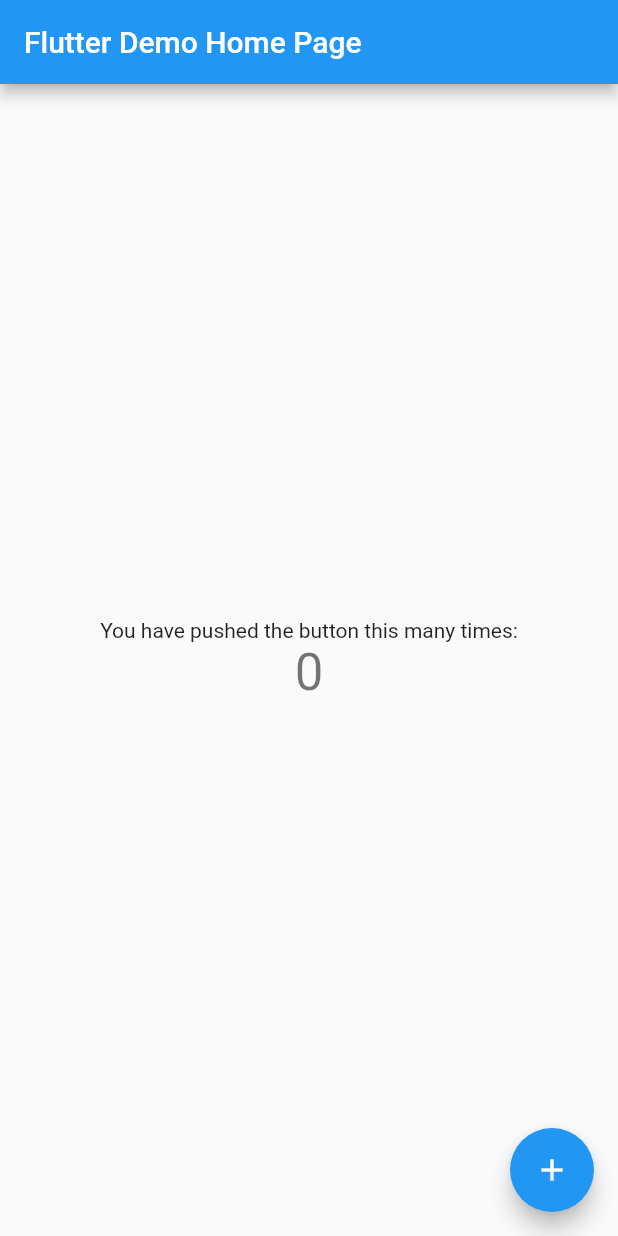
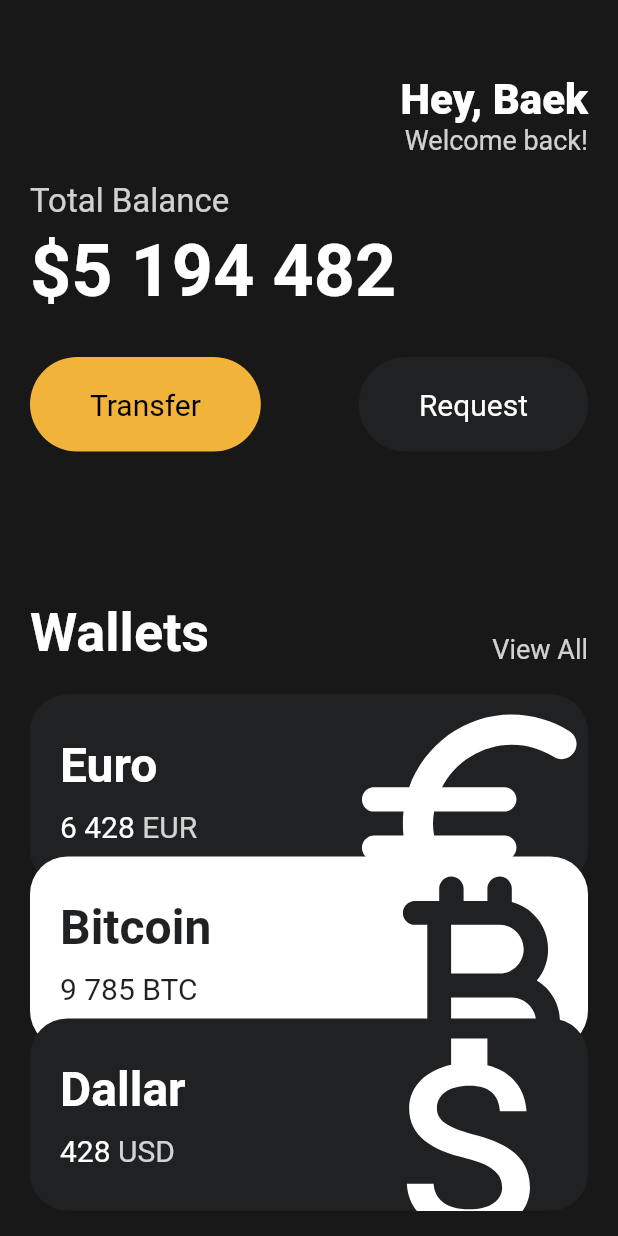
Before and after one commit to SM0413/toonflix, a Flutter app: the screen it shows after launch, on a phone screen of 412 x 824 dp. Run offline on Flutter 3.47's test engine with Material 2 defaults, Android fonts, the phone set to English and light mode, and no system bars.

Commit message:
비트코인 앱 완성

```diff
--- a/lib/main.dart
+++ b/lib/main.dart
@@ -1,115 +1,146 @@
 import 'package:flutter/material.dart';
+import 'package:toonflix/widgets/button.dart';
+import 'package:toonflix/widgets/currency_card.dart';
 
 void main() {
-  runApp(const MyApp());
+  runApp(App());
 }
 
-class MyApp extends StatelessWidget {
-  const MyApp({super.key});
-
-  // This widget is the root of your application.
+class App extends StatelessWidget {
   @override
   Widget build(BuildContext context) {
     return MaterialApp(
-      title: 'Flutter Demo',
-      theme: ThemeData(
-        // This is the theme of your application.
-        //
-        // Try running your application with "flutter run". You'll see the
-        // application has a blue toolbar. Then, without quitting the app, try
-        // changing the primarySwatch below to Colors.green and then invoke
-        // "hot reload" (press "r" in the console where you ran "flutter run",
-        // or simply save your changes to "hot reload" in a Flutter IDE).
-        // Notice that the counter didn't reset back to zero; the application
-        // is not restarted.
-        primarySwatch: Colors.blue,
+      home: Scaffold(
+        backgroundColor: const Color(0xFF181818),
+        body: SingleChildScrollView(
+          child: Padding(
+            padding: const EdgeInsets.symmetric(horizontal: 20),
+            child: Column(
+              crossAxisAlignment: CrossAxisAlignment.start,
+              children: [
+                const SizedBox(
+                  height: 50,
                 ),
-      home: const MyHomePage(title: 'Flutter Demo Home Page'),
-    );
-  }
-}
-
-class MyHomePage extends StatefulWidget {
-  const MyHomePage({super.key, required this.title});
-
-  // This widget is the home page of your application. It is stateful, meaning
-  // that it has a State object (defined below) that contains fields that affect
-  // how it looks.
-
-  // This class is the configuration for the state. It holds the values (in this
-  // case the title) provided by the parent (in this case the App widget) and
-  // used by the build method of the State. Fields in a Widget subclass are
-  // always marked "final".
-
-  final String title;
-
-  @override
-  State<MyHomePage> createState() => _MyHomePageState();
-}
-
-class _MyHomePageState extends State<MyHomePage> {
-  int _counter = 0;
-
-  void _incrementCounter() {
-    setState(() {
-      // This call to setState tells the Flutter framework that something has
-      // changed in this State, which causes it to rerun the build method below
-      // so that the display can reflect the updated values. If we changed
-      // _counter without calling setState(), then the build method would not be
-      // called again, and so nothing would appear to happen.
-      _counter++;
-    });
-  }
-
-  @override
-  Widget build(BuildContext context) {
-    // This method is rerun every time setState is called, for instance as done
-    // by the _incrementCounter method above.
-    //
-    // The Flutter framework has been optimized to make rerunning build methods
-    // fast, so that you can just rebuild anything that needs updating rather
-    // than having to individually change instances of widgets.
-    return Scaffold(
-      appBar: AppBar(
-        // Here we take the value from the MyHomePage object that was created by
-        // the App.build method, and use it to set our appbar title.
-        title: Text(widget.title),
+                Row(
+                  mainAxisAlignment: MainAxisAlignment.end,
+                  children: [
+                    Column(
+                      crossAxisAlignment: CrossAxisAlignment.end,
+                      children: [
+                        const Text(
+                          "Hey, Baek",
+                          style: TextStyle(
+                            color: Colors.white,
+                            fontSize: 28,
+                            fontWeight: FontWeight.w800,
                           ),
-      body: Center(
-        // Center is a layout widget. It takes a single child and positions it
-        // in the middle of the parent.
-        child: Column(
-          // Column is also a layout widget. It takes a list of children and
-          // arranges them vertically. By default, it sizes itself to fit its
-          // children horizontally, and tries to be as tall as its parent.
-          //
-          // Invoke "debug painting" (press "p" in the console, choose the
-          // "Toggle Debug Paint" action from the Flutter Inspector in Android
-          // Studio, or the "Toggle Debug Paint" command in Visual Studio Code)
-          // to see the wireframe for each widget.
-          //
-          // Column has various properties to control how it sizes itself and
-          // how it positions its children. Here we use mainAxisAlignment to
-          // center the children vertically; the main axis here is the vertical
-          // axis because Columns are vertical (the cross axis would be
-          // horizontal).
-          mainAxisAlignment: MainAxisAlignment.center,
-          children: <Widget>[
-            const Text(
-              'You have pushed the button this many times:',
                         ),
                         Text(
-              '$_counter',
-              style: Theme.of(context).textTheme.headline4,
+                          "Welcome back!",
+                          style: TextStyle(
+                            color: Colors.white.withOpacity(0.8),
+                            fontSize: 18,
+                          ),
+                        ),
+                      ],
+                    )
+                  ],
+                ),
+                const SizedBox(
+                  height: 17,
+                ),
+                Text(
+                  'Total Balance',
+                  style: TextStyle(
+                    fontSize: 22,
+                    color: Colors.white.withOpacity(0.8),
+                  ),
+                ),
+                const SizedBox(
+                  height: 5,
+                ),
+                const Text(
+                  '\$5 194 482',
+                  style: TextStyle(
+                    fontSize: 48,
+                    fontWeight: FontWeight.w600,
+                    color: Colors.white,
+                  ),
+                ),
+                const SizedBox(
+                  height: 30,
+                ),
+                Row(
+                  mainAxisAlignment: MainAxisAlignment.spaceBetween,
+                  children: const [
+                    Button(
+                      text: "Transfer",
+                      bgColor: Color(0xFFF2B33A),
+                      textColor: Colors.black,
+                    ),
+                    Button(
+                      text: "Request",
+                      bgColor: Color(0xFF1F2123),
+                      textColor: Colors.white,
+                    ),
+                  ],
+                ),
+                const SizedBox(
+                  height: 100,
+                ),
+                Row(
+                  mainAxisAlignment: MainAxisAlignment.spaceBetween,
+                  crossAxisAlignment: CrossAxisAlignment.end,
+                  children: [
+                    const Text(
+                      "Wallets",
+                      style: TextStyle(
+                        color: Colors.white,
+                        fontSize: 36,
+                        fontWeight: FontWeight.w600,
+                      ),
+                    ),
+                    Text(
+                      "View All",
+                      style: TextStyle(
+                        color: Colors.white.withOpacity(0.8),
+                        fontSize: 18,
+                      ),
+                    ),
+                  ],
+                ),
+                const SizedBox(
+                  height: 20,
+                ),
+                const CurrencyCard(
+                  name: "Euro",
+                  code: "EUR",
+                  amount: "6 428",
+                  icon: Icons.euro_rounded,
+                  isInverted: false,
+                  offsetNum: 0,
+                ),
+                const CurrencyCard(
+                  name: "Bitcoin",
+                  code: "BTC",
+                  amount: "9 785",
+                  icon: Icons.currency_bitcoin_rounded,
+                  isInverted: true,
+                  offsetNum: 1,
+                ),
+                const CurrencyCard(
+                  name: "Dallar",
+                  code: "USD",
+                  amount: "428",
+                  icon: Icons.attach_money,
+                  isInverted: false,
+                  offsetNum: 2,
                 ),
               ],
             ),
           ),
-      floatingActionButton: FloatingActionButton(
-        onPressed: _incrementCounter,
-        tooltip: 'Increment',
-        child: const Icon(Icons.add),
-      ), // This trailing comma makes auto-formatting nicer for build methods.
+        ),
+      ),
     );
   }
 }
--- /dev/null
+++ b/lib/widgets/button.dart
@@ -0,0 +1,33 @@
+import 'package:flutter/material.dart';
+
+class Button extends StatelessWidget {
+  final String text;
+  final Color bgColor, textColor;
+
+  const Button(
+      {super.key,
+      required this.text,
+      required this.bgColor,
+      required this.textColor});
+
+  @override
+  Widget build(BuildContext context) {
+    return Container(
+      decoration: BoxDecoration(
+          color: bgColor, borderRadius: BorderRadius.circular(45)),
+      child: Padding(
+        padding: const EdgeInsets.symmetric(
+          vertical: 20,
+          horizontal: 40,
+        ),
+        child: Text(
+          text,
+          style: TextStyle(
+            color: textColor,
+            fontSize: 20,
+          ),
+        ),
+      ),
+    );
+  }
+}
--- /dev/null
+++ b/lib/widgets/currency_card.dart
@@ -0,0 +1,89 @@
+import 'package:flutter/material.dart';
+
+class CurrencyCard extends StatelessWidget {
+  final String name, code, amount;
+  final IconData icon;
+  final bool isInverted;
+  final int offsetNum;
+  final _blackColor = const Color(0xFF1F2123);
+  const CurrencyCard({
+    super.key,
+    required this.name,
+    required this.code,
+    required this.amount,
+    required this.icon,
+    required this.isInverted,
+    required this.offsetNum,
+  });
+
+  @override
+  Widget build(BuildContext context) {
+    return Transform.translate(
+      offset: offsetNum == 0 ? const Offset(0, 0) : Offset(0, offsetNum * -20),
+      child: Container(
+        clipBehavior: Clip.hardEdge,
+        decoration: BoxDecoration(
+            color: isInverted ? Colors.white : _blackColor,
+            borderRadius: BorderRadius.circular(25)),
+        child: Padding(
+          padding: const EdgeInsets.all(20),
+          child: Row(
+            mainAxisAlignment: MainAxisAlignment.spaceBetween,
+            children: [
+              Column(
+                crossAxisAlignment: CrossAxisAlignment.start,
+                children: [
+                  Text(
+                    name,
+                    style: TextStyle(
+                      color: isInverted ? _blackColor : Colors.white,
+                      fontSize: 32,
+                      fontWeight: FontWeight.w600,
+                    ),
+                  ),
+                  const SizedBox(
+                    height: 10,
+                  ),
+                  Row(
+                    children: [
+                      Text(
+                        amount,
+                        style: TextStyle(
+                          color: isInverted ? _blackColor : Colors.white,
+                          fontSize: 20,
+                        ),
+                      ),
+                      const SizedBox(
+                        width: 5,
+                      ),
+                      Text(
+                        code,
+                        style: TextStyle(
+                          color: isInverted
+                              ? _blackColor
+                              : Colors.white.withOpacity(0.8),
+                          fontSize: 20,
+                        ),
+                      ),
+                    ],
+                  ),
+                ],
+              ),
+              Transform.scale(
+                scale: 2.2,
+                child: Transform.translate(
+                  offset: const Offset(-5, 10),
+                  child: Icon(
+                    icon,
+                    color: isInverted ? _blackColor : Colors.white,
+                    size: 88,
+                  ),
+                ),
+              ),
+            ],
+          ),
+        ),
+      ),
+    );
+  }
+}
```
Lines whose indentation alone changed are shown as unchanged.
